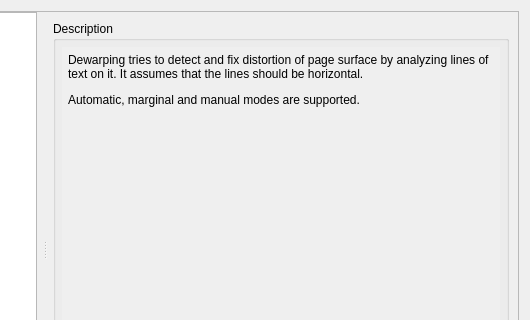
This is src/app/ui/SettingsDialog.ui in ImageProcessing-ElectronicPublications/scantailor-deviant as Qt 5 draws it before an edit; both pictures show x 173 to 703 and y 0 to 320 of the 703 by 534 pixel window. The edited form follows.
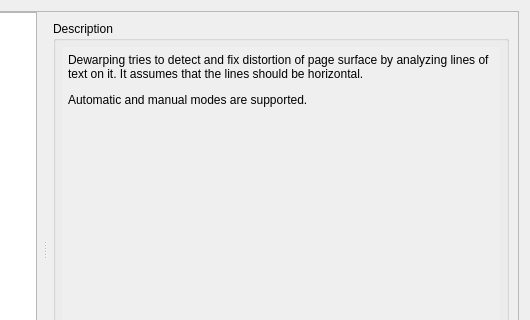
This is the edited form. Icons and pictures are not drawn. Custom widgets are drawn as their Qt base class.

Diff of the .ui file:
```diff
--- a/src/app/ui/SettingsDialog.ui
+++ b/src/app/ui/SettingsDialog.ui
@@ -4101,7 +4101,7 @@
                <item>
                 <widget class="QLabel" name="lblDewarpingDescr">
                  <property name="text">
-                  <string>&lt;html&gt;&lt;head/&gt;&lt;body&gt;&lt;p&gt;Dewarping tries to detect and fix distortion of page surface by analyzing lines of text on it. It assumes that the lines should be horizontal.&lt;/p&gt;&lt;p&gt;Automatic, marginal and manual modes are supported.&lt;/p&gt;&lt;/body&gt;&lt;/html&gt;</string>
+                  <string>&lt;html&gt;&lt;head/&gt;&lt;body&gt;&lt;p&gt;Dewarping tries to detect and fix distortion of page surface by analyzing lines of text on it. It assumes that the lines should be horizontal.&lt;/p&gt;&lt;p&gt;Automatic and manual modes are supported.&lt;/p&gt;&lt;/body&gt;&lt;/html&gt;</string>
                  </property>
                  <property name="alignment">
                   <set>Qt::AlignLeading|Qt::AlignLeft|Qt::AlignTop</set>
```
